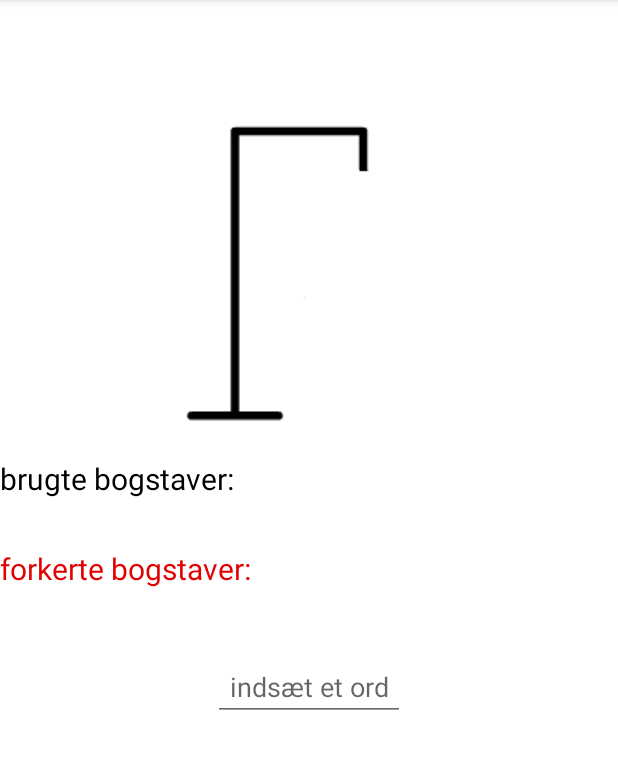
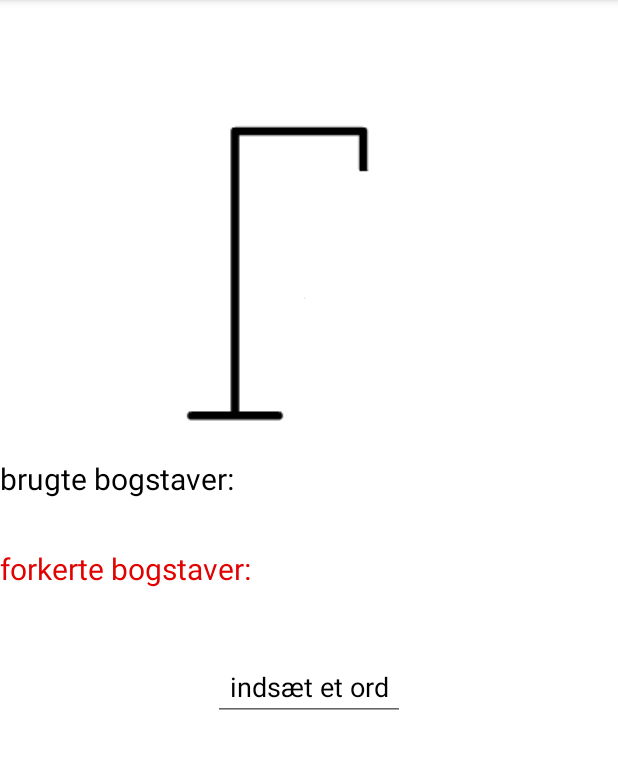
Before and after one commit to Jackktis/GalgeLegAfleveringen, an Android app: the fragment SpilletFrag placed in its activity, on a phone screen of 412 x 824 dp, the part 84-853 px from its top. Run offline under Robolectric (Android 15) with nearby library versions, the phone set to English and light mode, and no system bars; network calls fail.

Commit message:
ændret så man kan se teksten, samt nightmode ikke påvirker appen

```diff
--- a/src/main/res/layout/activity_historik.xml
+++ b/src/main/res/layout/activity_historik.xml
@@ -3,6 +3,7 @@
     xmlns:app="http://schemas.android.com/apk/res-auto"
     xmlns:tools="http://schemas.android.com/tools"
     android:layout_width="match_parent"
+    android:background="@color/white"
     android:layout_height="match_parent">
 
     <TextView
--- a/src/main/res/layout/activity_main.xml
+++ b/src/main/res/layout/activity_main.xml
@@ -4,6 +4,7 @@
     xmlns:tools="http://schemas.android.com/tools"
     android:layout_width="match_parent"
     android:layout_height="match_parent"
+    android:background="@color/white"
     tools:context=".MainActivity">
 
     <FrameLayout
--- a/src/main/res/layout/activity_spillet.xml
+++ b/src/main/res/layout/activity_spillet.xml
@@ -5,6 +5,7 @@
     xmlns:app="http://schemas.android.com/apk/res-auto"
     android:layout_width="match_parent"
     android:layout_height="match_parent"
+    android:background="@color/white"
 
     android:orientation="vertical">
 
@@ -109,6 +110,8 @@
       android:layout_height="wrap_content"
       android:layout_marginTop="10dp"
       android:ems="6"
+      android:textColor="@color/black"
+      android:textColorHint="@color/black"
       android:inputType="textPersonName"
       android:hint="indsæt et ord"
       android:maxLength="1"/>
--- a/src/main/res/layout/activity_start.xml
+++ b/src/main/res/layout/activity_start.xml
@@ -4,6 +4,7 @@
     xmlns:tools="http://schemas.android.com/tools"
     android:layout_width="match_parent"
     android:layout_height="match_parent"
+    android:background="@color/white"
     >
 
     <ImageView
@@ -38,6 +39,7 @@
         android:hint="sværhedsgrad"
         android:inputType="textPersonName"
         android:maxLength="1"
+        android:textColor="@color/black"
 
         android:textColorHint="@color/red"
         app:layout_constraintBottom_toTopOf="@+id/start"
--- a/src/main/res/layout/activity_vundet.xml
+++ b/src/main/res/layout/activity_vundet.xml
@@ -4,7 +4,7 @@
     xmlns:tools="http://schemas.android.com/tools"
     android:layout_width="match_parent"
     android:layout_height="match_parent"
-    android:background="#FFFFFF"
+    android:background="@color/white"
    >
 
     <com.airbnb.lottie.LottieAnimationView
@@ -81,6 +81,8 @@
 
         android:hint="@string/indtast_dit_navn"
         android:inputType="textPersonName|textCapSentences"
+        android:textColor="@color/black"
+        android:textColorHint="@color/grøn"
         app:layout_constraintBottom_toBottomOf="parent"
         app:layout_constraintEnd_toEndOf="parent"
         app:layout_constraintHorizontal_bias="0.497"
```
Also changed, not shown: src/main/AndroidManifest.xml (+0 -12 lines).
